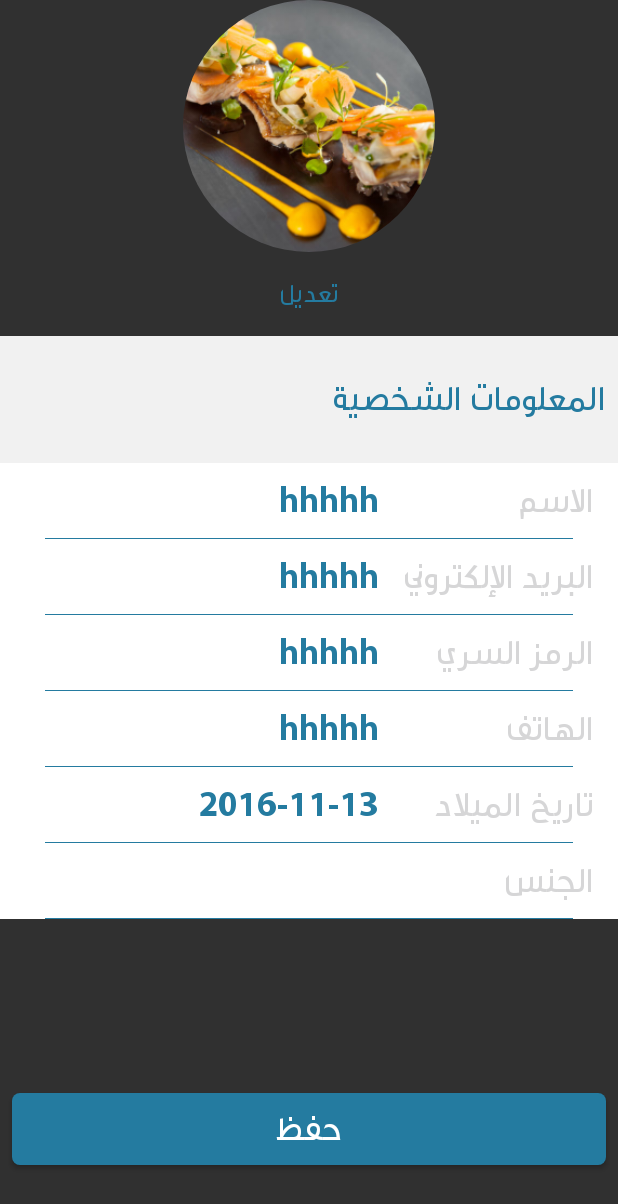
After one commit to Besoz/sawah, an Android app: the layout activity_edit_profile.xml on its own in the app's theme, with its tools: preview values and no code run, on a phone screen of 412 x 824 dp. The commit adds this screen. Shown: the top 1204 px of the screen. Run offline under Robolectric (Android 15) with nearby library versions, the phone set to English and light mode, and no system bars; network calls fail.

Commit message:
Edit profile view done

```diff
--- a/app/src/main/AndroidManifest.xml
+++ b/app/src/main/AndroidManifest.xml
@@ -95,8 +95,10 @@
         <activity
             android:name=".AboutSawahActivity"
             android:theme="@style/AppTheme.NoActionBar" />
-        <activity android:name=".GeneralInstructionActivity"
-            android:theme="@style/AppTheme.NoActionBar"/>
+        <activity
+            android:name=".GeneralInstructionActivity"
+            android:theme="@style/AppTheme.NoActionBar" />
+        <activity android:name=".Authorization.EditProfileActivity"></activity>
     </application>
 
 </manifest>
--- /dev/null
+++ b/app/src/main/java/com/accorpa/sawah/Authorization/EditProfileActivity.java
@@ -0,0 +1,20 @@
+package com.accorpa.sawah.Authorization;
+
+import android.support.v7.app.AppCompatActivity;
+import android.os.Bundle;
+
+import com.accorpa.sawah.BaseActivity;
+import com.accorpa.sawah.R;
+
+public class EditProfileActivity extends BaseActivity {
+
+    @Override
+    protected void onCreate(Bundle savedInstanceState) {
+        super.onCreate(savedInstanceState);
+    }
+
+    @Override
+    protected int getLayoutResourceId() {
+        return R.layout.activity_edit_profile;
+    }
+}
--- a/app/src/main/java/com/accorpa/sawah/BaseActivity.java
+++ b/app/src/main/java/com/accorpa/sawah/BaseActivity.java
@@ -1,5 +1,7 @@
 package com.accorpa.sawah;
 
+import android.animation.Animator;
+import android.animation.AnimatorListenerAdapter;
 import android.content.Context;
 import android.content.res.Configuration;
 import android.os.Build;
@@ -16,6 +18,7 @@ import android.support.v7.widget.Toolbar;
 import android.view.Menu;
 import android.view.MenuItem;
 import android.view.ViewGroup;
+import android.widget.LinearLayout;
 
 import com.accorpa.sawah.Handlers.DataHandler;
 import com.accorpa.sawah.Handlers.NavigationHandler;
@@ -28,6 +31,9 @@ public class BaseActivity extends AppCompatActivity
         implements NavigationView.OnNavigationItemSelectedListener {
 
     private int drawerGravity = Gravity.RIGHT;
+
+    private LinearLayout mProgressView;
+    private ViewGroup mainLayout;
 
     @RequiresApi(api = Build.VERSION_CODES.JELLY_BEAN_MR1)
     @Override
@@ -58,7 +64,8 @@ public class BaseActivity extends AppCompatActivity
             userNameText.setText(DataHandler.getInstance(this).getUser().getUserName());
         }
 
-        ViewGroup mainLayout = (ViewGroup) findViewById(R.id.content_base);
+        mainLayout = (ViewGroup) findViewById(R.id.content_base);
+        mProgressView = (LinearLayout) findViewById(R.id.base_progress_bar);
 
         LayoutInflater inflater = (LayoutInflater) this.getSystemService(Context.LAYOUT_INFLATER_SERVICE);
         View contentView = inflater.inflate(getLayoutResourceId(), null, false);
@@ -152,4 +159,12 @@ public class BaseActivity extends AppCompatActivity
     protected int getActionBarMenuLayout() {
         return R.menu.base;
     }
+
+
+    protected void showProgress(final boolean show) {
+            // and hide the relevant UI components.
+        mProgressView.setVisibility(show ? View.VISIBLE : View.GONE);
+        mainLayout.setVisibility(show ? View.GONE : View.VISIBLE);
+
+    }
 }
--- a/app/src/main/java/com/accorpa/sawah/ListActivity.java
+++ b/app/src/main/java/com/accorpa/sawah/ListActivity.java
@@ -27,12 +27,4 @@ public class ListActivity extends BaseActivity {
         return R.layout.activity_categories_list;
     }
 
-    protected void showProgress(final boolean show) {
-            // The ViewPropertyAnimator APIs are not available, so simply show
-            // and hide the relevant UI components.
-            mProgressView.setVisibility(show ? View.VISIBLE : View.GONE);
-            gridView.setVisibility(show ? View.GONE : View.VISIBLE);
-    }
-
-
 }
--- a/app/src/main/res/drawable/img.xml
+++ /dev/null
@@ -1,7 +0,0 @@
-<?xml version="1.0" encoding="utf-8"?>
-<layer-list xmlns:android="http://schemas.android.com/apk/res/android" >
-
-    <item android:drawable="@drawable/yellow_progress_dialog_background"/>
-    <item android:drawable="@drawable/swah_yellow_00000"/>
-
-</layer-list>
--- /dev/null
+++ b/app/src/main/res/drawable/under_line.xml
@@ -0,0 +1,31 @@
+<?xml version="1.0" encoding="utf-8"?>
+<layer-list xmlns:android="http://schemas.android.com/apk/res/android" >
+
+    <item >
+        <shape android:shape="rectangle">
+            <solid android:color="@color/colorPrimary"/>
+        </shape>
+    </item>
+
+
+    <item android:bottom="1dp">
+        <shape android:shape="rectangle">
+            <solid android:color="@android:color/white"/>
+        </shape>
+    </item>
+
+    <item android:width="30dp" android:gravity="right">
+        <shape android:shape="rectangle">
+            <solid android:color="@android:color/white"/>
+        </shape>
+    </item>
+
+    <item android:width="30dp" android:gravity="left">
+        <shape android:shape="rectangle">
+            <solid android:color="@android:color/white"/>
+        </shape>
+    </item>
+
+
+
+</layer-list>
--- a/app/src/main/res/layout/activity_categories_list.xml
+++ b/app/src/main/res/layout/activity_categories_list.xml
@@ -8,21 +8,6 @@
     tools:context="com.accorpa.sawah.CategoriesListActivity"
     android:gravity="center">
 
-    <LinearLayout
-        android:id="@+id/progress_bar"
-        android:layout_width="wrap_content"
-        android:layout_height="wrap_content"
-        android:background="@drawable/white_progress_dialog_background"
-        android:visibility="gone" >
-
-        <com.accorpa.sawah.custom_views.CustomProgressDialog
-
-            style="?android:attr/progressBarStyleLarge"
-            android:layout_width="wrap_content"
-            android:layout_height="wrap_content" />
-    </LinearLayout>
-
-
     <GridView
         android:id="@+id/list"
         android:numColumns="2"
--- /dev/null
+++ b/app/src/main/res/layout/activity_edit_profile.xml
@@ -0,0 +1,241 @@
+<?xml version="1.0" encoding="utf-8"?>
+<RelativeLayout xmlns:android="http://schemas.android.com/apk/res/android"
+    xmlns:tools="http://schemas.android.com/tools"
+    android:id="@+id/activity_edit_profile"
+    android:layout_width="match_parent"
+    android:layout_height="match_parent"
+    tools:context="com.accorpa.sawah.Authorization.EditProfileActivity">
+
+    <LinearLayout
+        android:layout_width="match_parent"
+        android:layout_height="match_parent"
+        android:weightSum="12"
+        android:orientation="vertical">
+
+        <LinearLayout
+            android:layout_width="match_parent"
+            android:layout_height="0dp"
+            android:layout_weight="4.5"
+            android:orientation="vertical"
+            android:weightSum="11"
+            android:gravity="center">
+
+            <de.hdodenhof.circleimageview.CircleImageView
+                android:layout_width="wrap_content"
+                android:layout_height="0dp"
+                android:layout_weight="6"
+                android:src="@drawable/afa1b00e92014675b365903d8d133857">
+            </de.hdodenhof.circleimageview.CircleImageView>
+
+            <com.accorpa.sawah.custom_views.CustomButton
+                android:layout_width="wrap_content"
+                android:layout_height="0dp"
+                android:layout_weight="2"
+                android:text="@string/edit"
+                android:background="@android:color/transparent"
+                android:textColor="@color/colorPrimary"
+                android:textSize="18sp" />
+
+            <LinearLayout
+                android:layout_width="match_parent"
+                android:layout_height="0dp"
+                android:gravity="right|center_vertical"
+                android:layout_weight="3"
+                android:background="@color/dark_grey">
+
+                <com.accorpa.sawah.custom_views.CustomTextView
+                    android:layout_width="wrap_content"
+                    android:layout_height="wrap_content"
+                    android:text="@string/personal_information"
+                    android:textColor="@color/colorPrimary"
+                    android:textSize="24sp"
+                    android:layout_marginRight="@dimen/listview_margin" />
+            </LinearLayout>
+
+        </LinearLayout>
+
+        <LinearLayout
+            android:layout_width="match_parent"
+            android:layout_height="0dp"
+            android:layout_weight="6"
+            android:elevation="1dp">
+
+            <ScrollView
+                android:layout_width="match_parent"
+                android:layout_height="match_parent">
+
+                <TableLayout
+                    android:layout_width="match_parent"
+                    android:layout_height="match_parent"
+                    android:gravity="right|center_vertical">
+
+                    <TableRow android:gravity="right"
+                        android:background="@drawable/under_line"
+                        android:padding="@dimen/listview_margin">
+
+                        <com.accorpa.sawah.custom_views.CustomEditText
+                            android:layout_width="wrap_content"
+                            android:layout_height="wrap_content"
+                            android:text="hhhhh"
+                            android:textColor="@color/colorPrimary"
+                            android:textSize="24sp"
+                            android:layout_marginRight="@dimen/listview_margin"
+                            android:layout_gravity="right"
+                            android:background="@android:color/transparent" />
+
+                        <com.accorpa.sawah.custom_views.CustomTextView
+                            android:layout_width="wrap_content"
+                            android:layout_height="wrap_content"
+                            android:text="@string/name"
+                            android:textColor="@color/black_35"
+                            android:textSize="24sp"
+                            android:layout_marginRight="@dimen/listview_margin"
+                            android:layout_gravity="right" />
+                    </TableRow>
+
+                    <TableRow android:gravity="right"
+                        android:background="@drawable/under_line"
+                        android:padding="@dimen/listview_margin">
+
+                        <com.accorpa.sawah.custom_views.CustomEditText
+                            android:layout_width="wrap_content"
+                            android:layout_height="wrap_content"
+                            android:text="hhhhh"
+                            android:textColor="@color/colorPrimary"
+                            android:textSize="24sp"
+                            android:layout_marginRight="@dimen/listview_margin"
+                            android:layout_gravity="right"
+                            android:background="@android:color/transparent" />
+
+                        <com.accorpa.sawah.custom_views.CustomTextView
+                            android:layout_width="wrap_content"
+                            android:layout_height="wrap_content"
+                            android:text="@string/email"
+                            android:textColor="@color/black_35"
+                            android:textSize="24sp"
+                            android:layout_marginRight="@dimen/listview_margin"
+                            android:layout_gravity="right" />
+                    </TableRow>
+
+                    <TableRow android:gravity="right"
+                        android:background="@drawable/under_line"
+                        android:padding="@dimen/listview_margin">
+
+                        <com.accorpa.sawah.custom_views.CustomTextView
+                            android:layout_width="wrap_content"
+                            android:layout_height="wrap_content"
+                            android:text="hhhhh"
+                            android:textColor="@color/colorPrimary"
+                            android:textSize="24sp"
+                            android:layout_marginRight="@dimen/listview_margin"
+                            android:layout_gravity="right" />
+
+                        <com.accorpa.sawah.custom_views.CustomTextView
+                            android:layout_width="wrap_content"
+                            android:layout_height="wrap_content"
+                            android:text="@string/password"
+                            android:textColor="@color/black_35"
+                            android:textSize="24sp"
+                            android:layout_marginRight="@dimen/listview_margin"
+                            android:layout_gravity="right" />
+                    </TableRow>
+
+
+                    <TableRow android:gravity="right"
+                        android:background="@drawable/under_line"
+                        android:padding="@dimen/listview_margin">
+
+                        <com.accorpa.sawah.custom_views.CustomEditText
+                            android:layout_width="wrap_content"
+                            android:layout_height="wrap_content"
+                            android:text="hhhhh"
+                            android:textColor="@color/colorPrimary"
+                            android:textSize="24sp"
+                            android:layout_marginRight="@dimen/listview_margin"
+                            android:layout_gravity="right"
+                            android:background="@android:color/transparent" />
+
+                        <com.accorpa.sawah.custom_views.CustomTextView
+                            android:layout_width="wrap_content"
+                            android:layout_height="wrap_content"
+                            android:text="@string/phone"
+                            android:textColor="@color/black_35"
+                            android:textSize="24sp"
+                            android:layout_marginRight="@dimen/listview_margin"
+                            android:layout_gravity="right" />
+
+
+
+
+
+                    </TableRow>
+                    <TableRow android:gravity="right"
+                        android:background="@drawable/under_line"
+                        android:padding="@dimen/listview_margin">
+
+                        <com.accorpa.sawah.custom_views.CustomTextView
+                            android:layout_width="wrap_content"
+                            android:layout_height="wrap_content"
+                            android:text="2016-11-13"
+                            android:textColor="@color/colorPrimary"
+                            android:textSize="24sp"
+                            android:layout_marginRight="@dimen/listview_margin"
+                            android:layout_gravity="right" />
+
+                        <com.accorpa.sawah.custom_views.CustomTextView
+                            android:layout_width="wrap_content"
+                            android:layout_height="wrap_content"
+                            android:text="@string/birth_date"
+                            android:textColor="@color/black_35"
+                            android:textSize="24sp"
+                            android:layout_marginRight="@dimen/listview_margin"
+                            android:layout_gravity="right" />
+                    </TableRow>
+                    <TableRow android:gravity="right"
+                        android:background="@drawable/under_line"
+                        android:padding="@dimen/listview_margin">
+
+                        <Spinner
+                            android:layout_width="wrap_content"
+                            android:layout_height="wrap_content"
+                            android:text="@string/male"
+                            android:textColor="@color/colorPrimary"
+                            android:textSize="24sp"
+                            android:layout_marginRight="@dimen/listview_margin"
+                            android:layout_gravity="right" />
+
+                        <com.accorpa.sawah.custom_views.CustomTextView
+                            android:layout_width="wrap_content"
+                            android:layout_height="wrap_content"
+                            android:text="@string/gender"
+                            android:textColor="@color/black_35"
+                            android:textSize="24sp"
+                            android:layout_marginRight="@dimen/listview_margin"
+                            android:layout_gravity="right" />
+                    </TableRow>
+
+                </TableLayout>
+
+            </ScrollView>
+
+        </LinearLayout>
+
+        <LinearLayout
+            android:layout_width="match_parent"
+            android:layout_height="0dp"
+            android:layout_weight="1.5">
+            <com.accorpa.sawah.custom_views.CustomButton
+                android:layout_width="match_parent"
+                android:layout_height="wrap_content"
+                android:background="@drawable/white_progress_dialog_background"
+                android:layout_marginRight="@dimen/listview_margin"
+                android:layout_marginLeft="@dimen/listview_margin"
+                android:text="@string/save"
+                android:textColor="@color/textColor"
+                android:textSize="24sp"
+                android:layout_margin="@dimen/listview_margin" />
+        </LinearLayout>
+
+    </LinearLayout>
+
+</RelativeLayout>
--- a/app/src/main/res/layout/app_bar_base.xml
+++ b/app/src/main/res/layout/app_bar_base.xml
@@ -23,4 +23,30 @@
 
     <include layout="@layout/content_base" />
 
+    <LinearLayout
+        android:id="@+id/base_progress_bar"
+        android:layout_width="match_parent"
+        android:layout_height="match_parent"
+        android:layout_gravity="center"
+        android:gravity="center"
+        android:visibility="gone">
+
+        <LinearLayout
+            android:layout_width="wrap_content"
+            android:layout_height="wrap_content"
+            android:background="@drawable/white_progress_dialog_background"
+            android:gravity="center">
+
+            <com.accorpa.sawah.custom_views.CustomProgressDialog
+
+                style="?android:attr/progressBarStyleLarge"
+                android:layout_width="wrap_content"
+                android:layout_height="wrap_content" />
+        </LinearLayout>
+
+
+    </LinearLayout>
+
+
+
 </android.support.design.widget.CoordinatorLayout>
--- a/app/src/main/res/layout/category_list_item.xml
+++ b/app/src/main/res/layout/category_list_item.xml
@@ -25,7 +25,7 @@
             android:scaleType="centerCrop"
             android:layout_height="121dp"
             android:layout_width="match_parent"
-            android:background="@drawable/img"/>
+            android:background="@drawable/under_line"/>
 
         <android.support.v7.widget.LinearLayoutCompat
             android:layout_width="fill_parent"
--- a/app/src/main/res/layout/comment_list_item.xml
+++ b/app/src/main/res/layout/comment_list_item.xml
@@ -14,7 +14,7 @@
         <com.android.volley.toolbox.NetworkImageView
             xmlns:app="http://schemas.android.com/apk/res-auto"
             android:id="@+id/profile_image"
-            android:background="@drawable/img"
+            android:background="@drawable/under_line"
             android:layout_height="70dp"
             android:layout_width="70dp"
             android:layout_alignParentRight="true"
--- a/app/src/main/res/layout/content_base.xml
+++ b/app/src/main/res/layout/content_base.xml
@@ -11,6 +11,4 @@
     app:layout_behavior="@string/appbar_scrolling_view_behavior"
     android:gravity="center">
 
-
-
 </RelativeLayout>
--- a/app/src/main/res/values/strings.xml
+++ b/app/src/main/res/values/strings.xml
@@ -83,6 +83,16 @@
     <string name="hello_blank_fragment">Hello blank fragment</string>
     <string name="view_list">استعراض الخريطة</string>
     <string name="view_map">استعراض القائمة</string>
+    <string name="edit">تعديل</string>
+    <string name="personal_information">المعلومات الشخصية</string>
+    <string name="save">حفظ</string>
+    <string name="name">الاسم</string>
+    <string name="gender">الجنس</string>
+    <string name="birth_date">تاريخ الميلاد</string>
+    <string name="password">الرمز السري</string>
+    <string name="phone">الهاتف</string>
+    <string name="email">البريد الإلكتروني</string>
+    <string name="male">ذكر</string>
 
 
 </resources>
```
Also changed, not shown: app/src/main/res/layout/activity_login.xml (indentation only).
